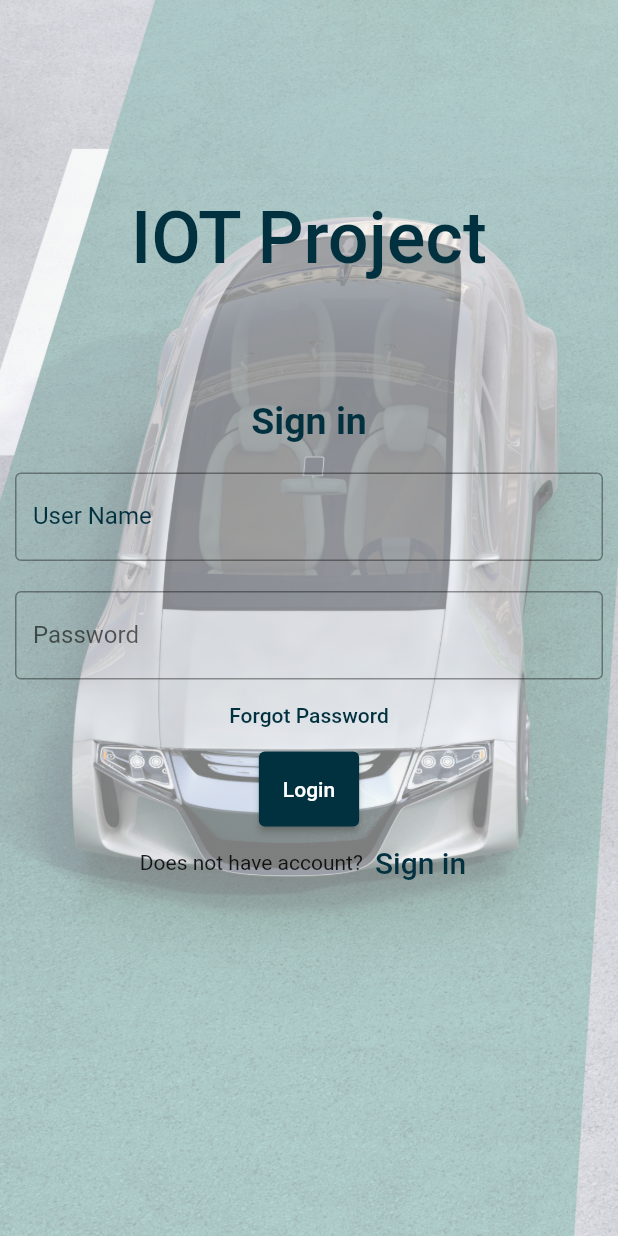
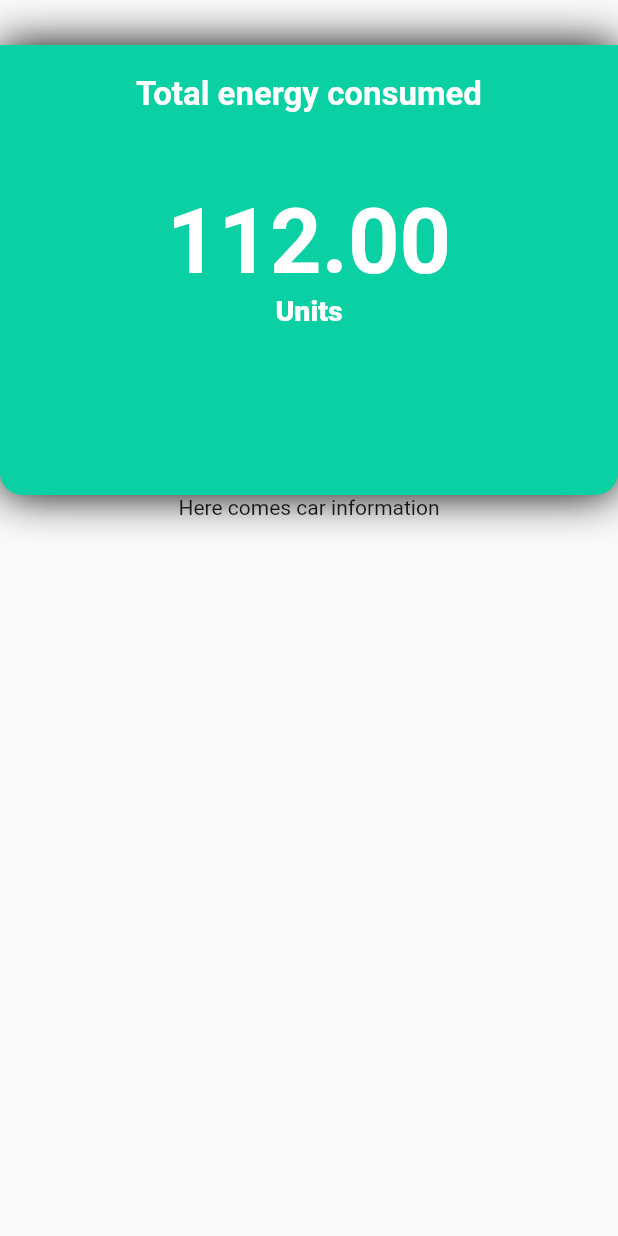
Before and after one commit to adarshverma2002/IOT_Project, a Flutter app: the screen it shows after launch, on a phone screen of 412 x 824 dp. Run offline on Flutter 3.47's test engine with Material 2 defaults, Android fonts, the phone set to English and light mode, and no system bars; drawn by our look-alikes of animated_flip_counter.

Commit message:
Homepage added. Second Container still pending

```diff
--- a/lib/main.dart
+++ b/lib/main.dart
@@ -1,115 +1,23 @@
+import 'package:blue/screens/homePage.dart';
 import 'package:flutter/material.dart';
 
-void main() => runApp(const MyApp());
+void main() {
+  runApp(const MyApp());
+}
 
 class MyApp extends StatelessWidget {
   const MyApp({Key? key}) : super(key: key);
 
-  static const String _title = 'Sample App';
-
+  // This widget is the root of your application.
   @override
   Widget build(BuildContext context) {
     return MaterialApp(
-      title: _title,
-      home: Scaffold(
-        // appBar: AppBar(title: const Text(_title)),
-        body: Container(
-          decoration: BoxDecoration(
-              image: DecorationImage(
-            image: AssetImage("asset/iot3.jpeg"),
-            fit: BoxFit.cover,
-            opacity: 0.5,
-          )),
-          child: Column(
-            children: <Widget>[
-              SizedBox(height: 120),
-              Container(
-                  alignment: Alignment.center,
-                  padding: const EdgeInsets.all(10),
-                  child: const Text(
-                    'IOT Project',
-                    style: TextStyle(
-                        color: Color(0xFF01303f),
-                        fontWeight: FontWeight.w500,
-                        fontSize: 48),
-                  )),
-              SizedBox(height: 60),
-              Container(
-                  padding: const EdgeInsets.all(10),
-                  child: const Text(
-                    'Sign in',
-                    style: TextStyle(
-                        fontSize: 25,
-                        fontWeight: FontWeight.bold,
-                        color: Color(0xFF01303f)),
-                  )),
-              Container(
-                padding: const EdgeInsets.all(10),
-                child: Theme(
-                  data: ThemeData(
-                    primaryColor: Colors.green,
-                    primaryColorDark: Colors.pink,
-                  ),
-                  child: TextField(
-                    // controller: nameController,
-                    decoration: const InputDecoration(
-                        border: OutlineInputBorder(
-                            borderSide: BorderSide(color: Colors.green)),
-                        labelText: 'User Name',
-                        labelStyle: TextStyle(color: Color(0xFF01303f))),
-                  ),
-                ),
-              ),
-              Container(
-                padding: const EdgeInsets.fromLTRB(10, 10, 10, 0),
-                child: TextField(
-                  obscureText: true,
-                  // controller: passwordController,
-                  decoration: const InputDecoration(
-                    border: OutlineInputBorder(),
-                    labelText: 'Password',
-                  ),
-                ),
-              ),
-              TextButton(
-                onPressed: () {
-                  //forgot password screen
-                },
-                style: TextButton.styleFrom(foregroundColor: Color(0xFF01303f)),
-                child: const Text(
-                  'Forgot Password',
-                ),
-              ),
-              Container(
-                  height: 50,
-                  padding: const EdgeInsets.fromLTRB(10, 0, 10, 0),
-                  child: ElevatedButton(
-                    style: ElevatedButton.styleFrom(primary: Color(0xFF01303f)),
-                    child: const Text('Login'),
-                    onPressed: () {
-                      // print(nameController.text);
-                      // print(passwordController.text);
-                    },
-                  )),
-              Row(
-                children: <Widget>[
-                  const Text('Does not have account?'),
-                  TextButton(
-                    child: const Text(
-                      'Sign in',
-                      style: TextStyle(fontSize: 20, color: Color(0xFF01303f)),
-                    ),
-                    onPressed: () {
-                      //signup screen
-                    },
-                  )
-                ],
-                mainAxisAlignment: MainAxisAlignment.center,
-              ),
-            ],
-          ),
-        ),
+      title: 'Flutter Demo',
+      debugShowCheckedModeBanner: false,
+      theme: ThemeData(
+        primarySwatch: Colors.blue,
       ),
+      home: const powerUnitsScreen(),
     );
   }
 }
--- /dev/null
+++ b/lib/screens/homePage.dart
@@ -0,0 +1,77 @@
+import 'package:animated_flip_counter/animated_flip_counter.dart';
+import 'package:flutter/material.dart';
+
+class powerUnitsScreen extends StatefulWidget {
+  const powerUnitsScreen({Key? key}) : super(key: key);
+
+  @override
+  State<powerUnitsScreen> createState() => _powerUnitsScreenState();
+}
+
+class _powerUnitsScreenState extends State<powerUnitsScreen> {
+  @override
+  Widget build(BuildContext context) {
+    double _value = 112.0;
+    return Scaffold(
+      // appBar: AppBar(
+      //   backgroundColor: Color(0xff0bd0a3),
+      // ),
+      body: Column(
+        // mainAxisAlignment: MainAxisAlignment.center,
+        children: [
+          SizedBox(
+            height: 30,
+          ),
+          Container(
+            height: 300,
+            width: MediaQuery.of(context).size.width,
+            decoration: BoxDecoration(
+                boxShadow: [BoxShadow(blurRadius: 25)],
+                color: Color(0xff0bd0a3),
+                borderRadius:
+                    BorderRadius.vertical(bottom: Radius.circular(15))),
+            child: Column(
+              children: [
+                SizedBox(
+                  height: 20,
+                ),
+                Text(
+                  "Total energy consumed",
+                  style: TextStyle(
+                      color: Colors.white,
+                      fontSize: 22,
+                      fontWeight: FontWeight.bold),
+                ),
+                SizedBox(
+                  height: 50,
+                ),
+                AnimatedFlipCounter(
+                  value: _value,
+                  duration: Duration(milliseconds: 900),
+                  fractionDigits: 2,
+                  textStyle: TextStyle(
+                      color: Colors.white,
+                      fontWeight: FontWeight.bold,
+                      fontSize: 60),
+                ),
+                Text(
+                  "Units",
+                  style: TextStyle(
+                      color: Colors.white,
+                      fontWeight: FontWeight.w900,
+                      fontSize: 19),
+                ),
+              ],
+            ),
+          ),
+          Container(
+              child: Column(
+            children: [
+              Text("Here comes car information"),
+            ],
+          )), // This container is for Car details or some other info like amount to be payed
+        ],
+      ),
+    );
+  }
+}
--- a/pubspec.yaml
+++ b/pubspec.yaml
@@ -34,6 +34,7 @@ dependencies:
   # The following adds the Cupertino Icons font to your application.
   # Use with the CupertinoIcons class for iOS style icons.
   cupertino_icons: ^1.0.2
+  animated_flip_counter: ^0.2.5
 
 dev_dependencies:
   flutter_test:
```
Also changed, not shown: lib/screens/loginPage.dart (added, +111 -0 lines), pubspec.lock.
